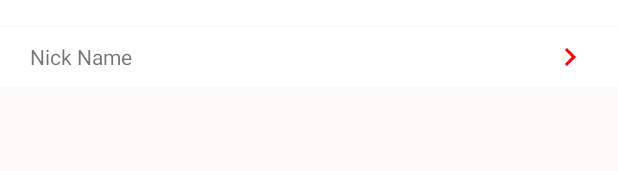
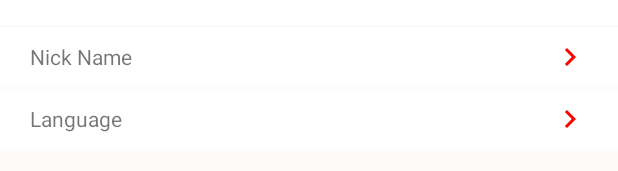
Before and after one commit to singtolee/ANDROID-SS-KORAT, an Android app: the layout activity_user_profile.xml on its own in the app's theme, with its tools: preview values and no code run, on a phone screen of 412 x 824 dp. Shown: the part 185-356 px from the top of the screen. Run offline under Robolectric (Android 15) with nearby library versions, the phone set to English and light mode, and no system bars.

Commit message:
able to popup select language dialog, going to implement switch locale function

```diff
--- a/app/src/main/java/store/singto/singtostore/MainActivity.java
+++ b/app/src/main/java/store/singto/singtostore/MainActivity.java
@@ -5,7 +5,6 @@ import android.support.v4.app.FragmentManager;
 import android.support.v4.app.FragmentTransaction;
 import android.os.Bundle;
 import android.support.annotation.NonNull;
-import android.support.v7.app.AppCompatActivity;
 import android.util.Log;
 import android.view.MenuItem;
 
@@ -14,8 +13,9 @@ import com.ittianyu.bottomnavigationviewex.BottomNavigationViewEx;
 import store.singto.singtostore.AllProductsTab.TabAllProductsFragment;
 import store.singto.singtostore.HomeTab.TabHomeFragment;
 import store.singto.singtostore.MeTab.TabMeFragment;
+import store.singto.singtostore.TOOLS.BaseActivity;
 
-public class MainActivity extends AppCompatActivity {
+public class MainActivity extends BaseActivity {
 
     private Fragment homeTab, allProductTab, meTab;
 
@@ -42,7 +42,7 @@ public class MainActivity extends AppCompatActivity {
     };
 
     @Override
-    protected void onCreate(Bundle savedInstanceState) {
+    protected void onCreate(@NonNull  Bundle savedInstanceState) {
         super.onCreate(savedInstanceState);
         setContentView(R.layout.activity_main);
 
--- a/app/src/main/java/store/singto/singtostore/MeTab/EditUserNameActivity.java
+++ b/app/src/main/java/store/singto/singtostore/MeTab/EditUserNameActivity.java
@@ -19,8 +19,9 @@ import com.google.firebase.auth.FirebaseUser;
 import com.google.firebase.auth.UserProfileChangeRequest;
 
 import store.singto.singtostore.R;
+import store.singto.singtostore.TOOLS.BaseActivity;
 
-public class EditUserNameActivity extends AppCompatActivity {
+public class EditUserNameActivity extends BaseActivity {
 
     private FirebaseAuth auth;
 
--- a/app/src/main/java/store/singto/singtostore/loginRegister/LoginActivity.java
+++ b/app/src/main/java/store/singto/singtostore/loginRegister/LoginActivity.java
@@ -32,10 +32,11 @@ import java.util.Arrays;
 import java.util.Map;
 
 import store.singto.singtostore.R;
+import store.singto.singtostore.TOOLS.BaseActivity;
 import store.singto.singtostore.TOOLS.SaveEmailPassword;
 import store.singto.singtostore.TOOLS.Tools;
 
-public class LoginActivity extends AppCompatActivity implements View.OnClickListener{
+public class LoginActivity extends BaseActivity implements View.OnClickListener{
 
     //sharedpreference
     private SaveEmailPassword ep;
--- a/app/src/main/java/store/singto/singtostore/loginRegister/RegisterActivity.java
+++ b/app/src/main/java/store/singto/singtostore/loginRegister/RegisterActivity.java
@@ -16,9 +16,10 @@ import com.google.firebase.auth.AuthResult;
 import com.google.firebase.auth.FirebaseAuth;
 
 import store.singto.singtostore.R;
+import store.singto.singtostore.TOOLS.BaseActivity;
 import store.singto.singtostore.TOOLS.Tools;
 
-public class RegisterActivity extends AppCompatActivity implements View.OnClickListener{
+public class RegisterActivity extends BaseActivity implements View.OnClickListener{
 
     private Button registerBtn;
     private EditText emailField, passwordField;
--- a/app/src/main/java/store/singto/singtostore/loginRegister/ResetPasswordActivity.java
+++ b/app/src/main/java/store/singto/singtostore/loginRegister/ResetPasswordActivity.java
@@ -17,9 +17,10 @@ import com.google.android.gms.tasks.Task;
 import com.google.firebase.auth.FirebaseAuth;
 
 import store.singto.singtostore.R;
+import store.singto.singtostore.TOOLS.BaseActivity;
 import store.singto.singtostore.TOOLS.Tools;
 
-public class ResetPasswordActivity extends AppCompatActivity implements View.OnClickListener {
+public class ResetPasswordActivity extends BaseActivity implements View.OnClickListener {
 
     private ImageView returnBtn;
     private Button sendemailBtn;
--- a/app/src/main/res/layout/activity_user_profile.xml
+++ b/app/src/main/res/layout/activity_user_profile.xml
@@ -81,4 +81,38 @@
             android:layout_height="wrap_content" />
     </RelativeLayout>
 
+    <RelativeLayout
+        android:focusable="true"
+        android:focusableInTouchMode="true"
+        android:id="@+id/editLocale"
+        android:layout_marginTop="@dimen/dp1"
+        android:background="@color/colorWhite"
+        android:layout_width="match_parent"
+        android:layout_height="@dimen/dp40">
+        <TextView
+            android:layout_centerVertical="true"
+            android:layout_marginStart="@dimen/dp20"
+            android:text="@string/language"
+            android:layout_width="wrap_content"
+            android:layout_height="wrap_content" />
+
+        <TextView
+            android:layout_marginRight="@dimen/dp10"
+            android:layout_toLeftOf="@+id/rightarrow3"
+            android:layout_centerVertical="true"
+            android:id="@+id/currentlocale"
+            android:layout_width="wrap_content"
+            android:layout_height="wrap_content" />
+
+        <ImageView
+            android:tint="@color/colorPrimaryDark"
+            android:id="@+id/rightarrow3"
+            android:layout_centerVertical="true"
+            android:layout_alignParentEnd="true"
+            android:layout_marginEnd="@dimen/dp20"
+            android:src="@drawable/ic_chevron_right_black_24dp"
+            android:layout_width="wrap_content"
+            android:layout_height="wrap_content" />
+    </RelativeLayout>
+
 </LinearLayout>
--- a/app/src/main/res/values/dimens.xml
+++ b/app/src/main/res/values/dimens.xml
@@ -19,6 +19,7 @@
     <dimen name="dp16">16dp</dimen>
     <dimen name="dp4">4dp</dimen>
     <dimen name="dp1">1dp</dimen>
+    <dimen name="sp25">25sp</dimen>
 
 
 
```
Also changed, not shown: app/src/main/java/store/singto/singtostore/MeTab/EditAvatarActivity.java (+2 -5 lines), app/src/main/java/store/singto/singtostore/MeTab/UserProfileActivity.java (+89 -4 lines), app/src/main/java/store/singto/singtostore/TOOLS/BaseActivity.java (added, +29 -0 lines), app/src/main/java/store/singto/singtostore/TOOLS/LocaleManager.java (added, +62 -0 lines), app/src/main/java/store/singto/singtostore/TOOLS/SaveLocale.java (added, +33 -0 lines), app/src/main/res/layout/popupwindow_layout.xml (added, +54 -0 lines), app/src/main/res/values/strings.xml (+7 -0 lines).
